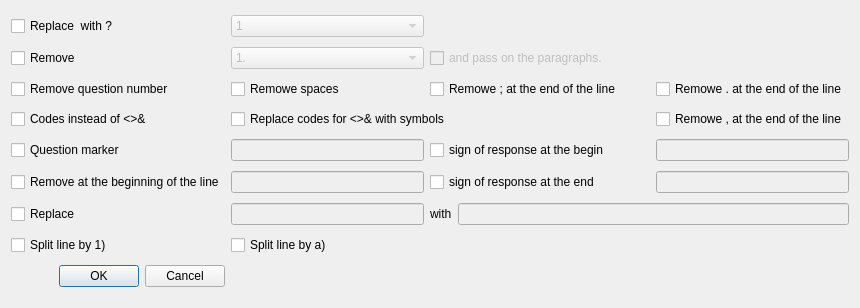
schmidtevgeny/moodle_question_import, file dialogreplace.ui: the form before one commit.
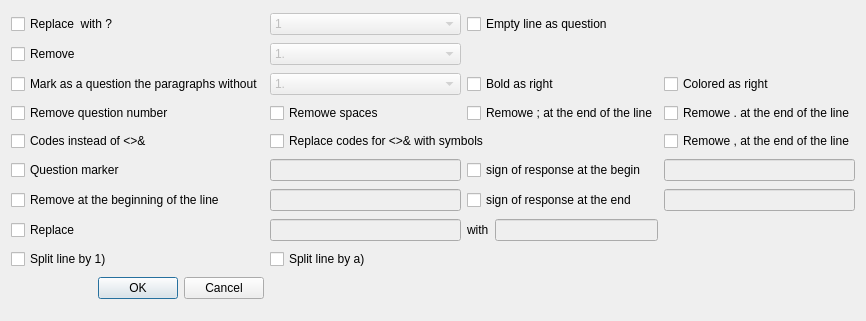
The form after the commit.

What changed in the file:
```diff
--- a/dialogreplace.ui
+++ b/dialogreplace.ui
@@ -7,64 +7,13 @@
     <x>0</x>
     <y>0</y>
     <width>860</width>
-    <height>308</height>
+    <height>321</height>
    </rect>
   </property>
   <property name="windowTitle">
    <string>Substitutions</string>
   </property>
   <layout class="QGridLayout" name="gridLayout">
-   <item row="7" column="0">
-    <widget class="QCheckBox" name="repl_questnum">
-     <property name="toolTip">
-      <string>&lt;html&gt;&lt;head/&gt;&lt;body&gt;&lt;p&gt;Replace &lt;/p&gt;&lt;p&gt;&lt;span style=&quot; text-decoration: underline;&quot;&gt;? 1. Question text&lt;/span&gt;&lt;/p&gt;&lt;p&gt;with&lt;/p&gt;&lt;p&gt;&lt;span style=&quot; text-decoration: underline;&quot;&gt;? Question text&lt;/span&gt;&lt;/p&gt;&lt;/body&gt;&lt;/html&gt;</string>
-     </property>
-     <property name="statusTip">
-      <string/>
-     </property>
-     <property name="whatsThis">
-      <string/>
-     </property>
-     <property name="text">
-      <string>Remove question number</string>
-     </property>
-    </widget>
-   </item>
-   <item row="7" column="4">
-    <widget class="QCheckBox" name="del_enddot">
-     <property name="text">
-      <string>Remowe . at the end of the line</string>
-     </property>
-    </widget>
-   </item>
-   <item row="13" column="0">
-    <widget class="QCheckBox" name="repl_answer">
-     <property name="text">
-      <string>Remove at the beginning of the line</string>
-     </property>
-    </widget>
-   </item>
-   <item row="14" column="1">
-    <widget class="QLineEdit" name="repl_from">
-     <property name="enabled">
-      <bool>false</bool>
-     </property>
-    </widget>
-   </item>
-   <item row="11" column="4">
-    <widget class="QLineEdit" name="label_correct_begin">
-     <property name="enabled">
-      <bool>false</bool>
-     </property>
-    </widget>
-   </item>
-   <item row="13" column="1">
-    <widget class="QLineEdit" name="label_answer">
-     <property name="enabled">
-      <bool>false</bool>
-     </property>
-    </widget>
-   </item>
    <item row="0" column="0">
     <widget class="QCheckBox" name="repl_to_question">
      <property name="toolTip">
@@ -84,7 +33,194 @@
      </property>
     </widget>
    </item>
-   <item row="11" column="2" colspan="2">
+   <item row="0" column="1">
+    <widget class="QComboBox" name="question_marker">
+     <property name="enabled">
+      <bool>false</bool>
+     </property>
+     <item>
+      <property name="text">
+       <string>1</string>
+      </property>
+     </item>
+     <item>
+      <property name="text">
+       <string>1.</string>
+      </property>
+     </item>
+     <item>
+      <property name="text">
+       <string>1)</string>
+      </property>
+     </item>
+    </widget>
+   </item>
+   <item row="1" column="0">
+    <widget class="QCheckBox" name="del_marker">
+     <property name="toolTip">
+      <string>&lt;html&gt;&lt;head/&gt;&lt;body&gt;&lt;p&gt;Replace&lt;/p&gt;&lt;p&gt;&lt;span style=&quot; text-decoration: underline;&quot;&gt;1. Text&lt;/span&gt;&lt;/p&gt;&lt;p&gt;to&lt;/p&gt;&lt;p&gt;&lt;span style=&quot; text-decoration: underline;&quot;&gt;Text&lt;/span&gt;&lt;/p&gt;&lt;p&gt;and&lt;/p&gt;&lt;p&gt;&lt;span style=&quot; text-decoration: underline;&quot;&gt;*1. Text&lt;/span&gt;&lt;/p&gt;&lt;p&gt;to &lt;/p&gt;&lt;p&gt;&lt;span style=&quot; text-decoration: underline;&quot;&gt;*Text&lt;/span&gt;&lt;/p&gt;&lt;/body&gt;&lt;/html&gt;</string>
+     </property>
+     <property name="text">
+      <string>Remove</string>
+     </property>
+    </widget>
+   </item>
+   <item row="1" column="1">
+    <widget class="QComboBox" name="answer_marker">
+     <property name="enabled">
+      <bool>false</bool>
+     </property>
+     <item>
+      <property name="text">
+       <string>1.</string>
+      </property>
+     </item>
+     <item>
+      <property name="text">
+       <string>1)</string>
+      </property>
+     </item>
+     <item>
+      <property name="text">
+       <string>a.</string>
+      </property>
+     </item>
+     <item>
+      <property name="text">
+       <string>a)</string>
+      </property>
+     </item>
+     <item>
+      <property name="text">
+       <string>[a]</string>
+      </property>
+     </item>
+    </widget>
+   </item>
+   <item row="2" column="0">
+    <widget class="QCheckBox" name="repl_to_question_2">
+     <property name="text">
+      <string>Mark as a question the paragraphs without</string>
+     </property>
+    </widget>
+   </item>
+   <item row="2" column="1">
+    <widget class="QComboBox" name="question_marker_2">
+     <property name="enabled">
+      <bool>false</bool>
+     </property>
+     <item>
+      <property name="text">
+       <string>1.</string>
+      </property>
+     </item>
+     <item>
+      <property name="text">
+       <string>1)</string>
+      </property>
+     </item>
+     <item>
+      <property name="text">
+       <string>a.</string>
+      </property>
+     </item>
+     <item>
+      <property name="text">
+       <string>a)</string>
+      </property>
+     </item>
+     <item>
+      <property name="text">
+       <string>[a]</string>
+      </property>
+     </item>
+    </widget>
+   </item>
+   <item row="3" column="0">
+    <widget class="QCheckBox" name="repl_questnum">
+     <property name="toolTip">
+      <string>&lt;html&gt;&lt;head/&gt;&lt;body&gt;&lt;p&gt;Replace &lt;/p&gt;&lt;p&gt;&lt;span style=&quot; text-decoration: underline;&quot;&gt;? 1. Question text&lt;/span&gt;&lt;/p&gt;&lt;p&gt;with&lt;/p&gt;&lt;p&gt;&lt;span style=&quot; text-decoration: underline;&quot;&gt;? Question text&lt;/span&gt;&lt;/p&gt;&lt;/body&gt;&lt;/html&gt;</string>
+     </property>
+     <property name="statusTip">
+      <string/>
+     </property>
+     <property name="whatsThis">
+      <string/>
+     </property>
+     <property name="text">
+      <string>Remove question number</string>
+     </property>
+    </widget>
+   </item>
+   <item row="3" column="1">
+    <widget class="QCheckBox" name="del_space">
+     <property name="toolTip">
+      <string>&lt;html&gt;&lt;head/&gt;&lt;body&gt;&lt;p&gt;Delete spaces at the beginning and end of a line&lt;/p&gt;&lt;/body&gt;&lt;/html&gt;</string>
+     </property>
+     <property name="text">
+      <string>Remowe spaces</string>
+     </property>
+    </widget>
+   </item>
+   <item row="3" column="2" colspan="2">
+    <widget class="QCheckBox" name="del_endsemicolon">
+     <property name="text">
+      <string>Remowe ; at the end of the line</string>
+     </property>
+    </widget>
+   </item>
+   <item row="3" column="4">
+    <widget class="QCheckBox" name="del_enddot">
+     <property name="text">
+      <string>Remowe . at the end of the line</string>
+     </property>
+    </widget>
+   </item>
+   <item row="4" column="0">
+    <widget class="QCheckBox" name="repl_html">
+     <property name="toolTip">
+      <string>&lt;html&gt;&lt;head/&gt;&lt;body&gt;&lt;p&gt;Replace&lt;/p&gt;&lt;p&gt;&amp;lt; to &amp;amp;lt;&lt;/p&gt;&lt;p&gt;&amp;gt; to &amp;amp;gt;&lt;/p&gt;&lt;p&gt;&amp;amp; to &amp;amp;amp;&lt;/p&gt;&lt;/body&gt;&lt;/html&gt;</string>
+     </property>
+     <property name="text">
+      <string>Codes instead of &lt;&gt;&amp;&amp;</string>
+     </property>
+    </widget>
+   </item>
+   <item row="4" column="1" colspan="2">
+    <widget class="QCheckBox" name="make_tags">
+     <property name="toolTip">
+      <string>&lt;html&gt;&lt;head/&gt;&lt;body&gt;&lt;p&gt;Replace&lt;/p&gt;&lt;p&gt;&amp;amp;lt; to &amp;lt;&lt;/p&gt;&lt;p&gt;&amp;amp;gt; to &amp;gt;&lt;/p&gt;&lt;p&gt;&amp;amp;amp; to &amp;amp;&lt;/p&gt;&lt;/body&gt;&lt;/html&gt;</string>
+     </property>
+     <property name="text">
+      <string>Replace codes for &lt;&gt;&amp;&amp; with symbols</string>
+     </property>
+    </widget>
+   </item>
+   <item row="4" column="4">
+    <widget class="QCheckBox" name="del_endcomma">
+     <property name="text">
+      <string>Remowe , at the end of the line</string>
+     </property>
+    </widget>
+   </item>
+   <item row="5" column="0">
+    <widget class="QCheckBox" name="repl_to_quiz">
+     <property name="toolTip">
+      <string>&lt;html&gt;&lt;head/&gt;&lt;body&gt;&lt;p&gt;Denote input as $. Then replace &lt;/p&gt;&lt;p&gt;&lt;span style=&quot; text-decoration: underline;&quot;&gt;$ text&lt;/span&gt;&lt;/p&gt;&lt;p&gt;&lt;span style=&quot; text-decoration: underline;&quot;&gt;question text&lt;/span&gt;&lt;/p&gt;&lt;p&gt;with&lt;/p&gt;&lt;p&gt;&lt;span style=&quot; text-decoration: underline;&quot;&gt;?question text&lt;/span&gt;&lt;/p&gt;&lt;/body&gt;&lt;/html&gt;</string>
+     </property>
+     <property name="text">
+      <string>Question marker</string>
+     </property>
+    </widget>
+   </item>
+   <item row="5" column="1">
+    <widget class="QLineEdit" name="label_quiz">
+     <property name="enabled">
+      <bool>false</bool>
+     </property>
+    </widget>
+   </item>
+   <item row="5" column="2" colspan="2">
     <widget class="QCheckBox" name="repl_to_correct_begin">
      <property name="toolTip">
       <string>&lt;html&gt;&lt;head/&gt;&lt;body&gt;&lt;p&gt;Denote input as $. Then replace &lt;/p&gt;&lt;p&gt;&lt;span style=&quot; text-decoration: underline;&quot;&gt;$answer&lt;/span&gt;&lt;/p&gt;&lt;p&gt;with&lt;/p&gt;&lt;p&gt;&lt;span style=&quot; text-decoration: underline;&quot;&gt;*answer&lt;/span&gt;&lt;/p&gt;&lt;/body&gt;&lt;/html&gt;</string>
@@ -94,58 +230,73 @@
      </property>
     </widget>
    </item>
-   <item row="14" column="0">
+   <item row="5" column="4">
+    <widget class="QLineEdit" name="label_correct_begin">
+     <property name="enabled">
+      <bool>false</bool>
+     </property>
+    </widget>
+   </item>
+   <item row="6" column="0">
+    <widget class="QCheckBox" name="repl_answer">
+     <property name="text">
+      <string>Remove at the beginning of the line</string>
+     </property>
+    </widget>
+   </item>
+   <item row="6" column="1">
+    <widget class="QLineEdit" name="label_answer">
+     <property name="enabled">
+      <bool>false</bool>
+     </property>
+    </widget>
+   </item>
+   <item row="6" column="2" colspan="2">
+    <widget class="QCheckBox" name="repl_to_correct_end">
+     <property name="toolTip">
+      <string>&lt;html&gt;&lt;head/&gt;&lt;body&gt;&lt;p&gt;Denote input as $. Then replace &lt;/p&gt;&lt;p&gt;&lt;span style=&quot; text-decoration: underline;&quot;&gt;answer $&lt;/span&gt;&lt;/p&gt;&lt;p&gt;with&lt;/p&gt;&lt;p&gt;&lt;span style=&quot; text-decoration: underline;&quot;&gt;*answer&lt;/span&gt;&lt;/p&gt;&lt;/body&gt;&lt;/html&gt;</string>
+     </property>
+     <property name="text">
+      <string>sign of response at the end</string>
+     </property>
+    </widget>
+   </item>
+   <item row="6" column="4">
+    <widget class="QLineEdit" name="label_correct_end">
+     <property name="enabled">
+      <bool>false</bool>
+     </property>
+    </widget>
+   </item>
+   <item row="7" column="0">
     <widget class="QCheckBox" name="replfromto">
      <property name="text">
       <string>Replace</string>
      </property>
     </widget>
    </item>
-   <item row="14" column="3" colspan="2">
-    <widget class="QLineEdit" name="repl_to">
+   <item row="7" column="1">
+    <widget class="QLineEdit" name="repl_from">
      <property name="enabled">
       <bool>false</bool>
      </property>
     </widget>
    </item>
-   <item row="16" column="0">
-    <widget class="QDialogButtonBox" name="buttonBox">
-     <property name="orientation">
-      <enum>Qt::Horizontal</enum>
-     </property>
-     <property name="standardButtons">
-      <set>QDialogButtonBox::Cancel|QDialogButtonBox::Ok</set>
-     </property>
-    </widget>
-   </item>
-   <item row="2" column="0">
-    <widget class="QCheckBox" name="del_marker">
-     <property name="toolTip">
-      <string>&lt;html&gt;&lt;head/&gt;&lt;body&gt;&lt;p&gt;Replace&lt;/p&gt;&lt;p&gt;&lt;span style=&quot; text-decoration: underline;&quot;&gt;1. Text&lt;/span&gt;&lt;/p&gt;&lt;p&gt;to&lt;/p&gt;&lt;p&gt;&lt;span style=&quot; text-decoration: underline;&quot;&gt;Text&lt;/span&gt;&lt;/p&gt;&lt;p&gt;and&lt;/p&gt;&lt;p&gt;&lt;span style=&quot; text-decoration: underline;&quot;&gt;*1. Text&lt;/span&gt;&lt;/p&gt;&lt;p&gt;to &lt;/p&gt;&lt;p&gt;&lt;span style=&quot; text-decoration: underline;&quot;&gt;*Text&lt;/span&gt;&lt;/p&gt;&lt;/body&gt;&lt;/html&gt;</string>
-     </property>
-     <property name="text">
-      <string>Remove</string>
-     </property>
-    </widget>
-   </item>
-   <item row="15" column="1">
-    <widget class="QCheckBox" name="repl_split_alpha">
-     <property name="toolTip">
-      <string>&lt;html&gt;&lt;head/&gt;&lt;body&gt;&lt;p&gt;Replace&lt;/p&gt;&lt;p&gt;&lt;span style=&quot; text-decoration: underline;&quot;&gt;a) text1 *b) text2 c) text3&lt;/span&gt;&lt;/p&gt;&lt;p&gt;with&lt;/p&gt;&lt;p&gt;&lt;span style=&quot; text-decoration: underline;&quot;&gt;text1&lt;/span&gt;&lt;/p&gt;&lt;p&gt;&lt;span style=&quot; text-decoration: underline;&quot;&gt;*text2&lt;/span&gt;&lt;/p&gt;&lt;p&gt;&lt;span style=&quot; text-decoration: underline;&quot;&gt;text3&lt;/span&gt;&lt;/p&gt;&lt;/body&gt;&lt;/html&gt;</string>
-     </property>
-     <property name="text">
-      <string>Split line by a)</string>
-     </property>
-    </widget>
-   </item>
-   <item row="14" column="2">
+   <item row="7" column="2">
     <widget class="QLabel" name="label">
      <property name="text">
       <string>with</string>
      </property>
     </widget>
    </item>
-   <item row="15" column="0">
+   <item row="7" column="3">
+    <widget class="QLineEdit" name="repl_to">
+     <property name="enabled">
+      <bool>false</bool>
+     </property>
+    </widget>
+   </item>
+   <item row="8" column="0">
     <widget class="QCheckBox" name="repl_split_numsk">
      <property name="toolTip">
       <string>&lt;html&gt;&lt;head/&gt;&lt;body&gt;&lt;p&gt;Replace&lt;/p&gt;&lt;p&gt;&lt;span style=&quot; text-decoration: underline;&quot;&gt;1) text1 *2) text2 3) text3&lt;/span&gt;&lt;/p&gt;&lt;p&gt;with&lt;/p&gt;&lt;p&gt;&lt;span style=&quot; text-decoration: underline;&quot;&gt;text1&lt;/span&gt;&lt;/p&gt;&lt;p&gt;&lt;span style=&quot; text-decoration: underline;&quot;&gt;*text2&lt;/span&gt;&lt;/p&gt;&lt;p&gt;&lt;span style=&quot; text-decoration: underline;&quot;&gt;text3&lt;/span&gt;&lt;/p&gt;&lt;/body&gt;&lt;/html&gt;</string>
@@ -155,122 +306,17 @@
      </property>
     </widget>
    </item>
-   <item row="11" column="1">
-    <widget class="QLineEdit" name="label_quiz">
-     <property name="enabled">
-      <bool>false</bool>
-     </property>
-    </widget>
-   </item>
-   <item row="11" column="0">
-    <widget class="QCheckBox" name="repl_to_quiz">
+   <item row="8" column="1">
+    <widget class="QCheckBox" name="repl_split_alpha">
      <property name="toolTip">
       <string>&lt;html&gt;&lt;head/&gt;&lt;body&gt;&lt;p&gt;Denote input as $. Then replace &lt;/p&gt;&lt;p&gt;&lt;span style=&quot; text-decoration: underline;&quot;&gt;$ text&lt;/span&gt;&lt;/p&gt;&lt;p&gt;&lt;span style=&quot; text-decoration: underline;&quot;&gt;question text&lt;/span&gt;&lt;/p&gt;&lt;p&gt;with&lt;/p&gt;&lt;p&gt;&lt;span style=&quot; text-decoration: underline;&quot;&gt;?question text&lt;/span&gt;&lt;/p&gt;&lt;/body&gt;&lt;/html&gt;</string>
      </property>
      <property name="text">
-      <string>Question marker</string>
+      <string>Split line by a)</string>
      </property>
     </widget>
    </item>
-   <item row="10" column="1" colspan="2">
-    <widget class="QCheckBox" name="make_tags">
-     <property name="toolTip">
-      <string>&lt;html&gt;&lt;head/&gt;&lt;body&gt;&lt;p&gt;Replace&lt;/p&gt;&lt;p&gt;&amp;amp;lt; to &amp;lt;&lt;/p&gt;&lt;p&gt;&amp;amp;gt; to &amp;gt;&lt;/p&gt;&lt;p&gt;&amp;amp;amp; to &amp;amp;&lt;/p&gt;&lt;/body&gt;&lt;/html&gt;</string>
-     </property>
-     <property name="text">
-      <string>Replace codes for &lt;&gt;&amp;&amp; with symbols</string>
-     </property>
-    </widget>
-   </item>
-   <item row="10" column="0">
-    <widget class="QCheckBox" name="repl_html">
-     <property name="toolTip">
-      <string>&lt;html&gt;&lt;head/&gt;&lt;body&gt;&lt;p&gt;Replace&lt;/p&gt;&lt;p&gt;&amp;lt; to &amp;amp;lt;&lt;/p&gt;&lt;p&gt;&amp;gt; to &amp;amp;gt;&lt;/p&gt;&lt;p&gt;&amp;amp; to &amp;amp;amp;&lt;/p&gt;&lt;/body&gt;&lt;/html&gt;</string>
-     </property>
-     <property name="text">
-      <string>Codes instead of &lt;&gt;&amp;&amp;</string>
-     </property>
-    </widget>
-   </item>
-   <item row="7" column="1">
-    <widget class="QCheckBox" name="del_space">
-     <property name="toolTip">
-      <string>&lt;html&gt;&lt;head/&gt;&lt;body&gt;&lt;p&gt;Delete spaces at the beginning and end of a line&lt;/p&gt;&lt;/body&gt;&lt;/html&gt;</string>
-     </property>
-     <property name="text">
-      <string>Remowe spaces</string>
-     </property>
-    </widget>
-   </item>
-   <item row="10" column="4">
-    <widget class="QCheckBox" name="del_endcomma">
-     <property name="text">
-      <string>Remowe , at the end of the line</string>
-     </property>
-    </widget>
-   </item>
-   <item row="13" column="4">
-    <widget class="QLineEdit" name="label_correct_end">
-     <property name="enabled">
-      <bool>false</bool>
-     </property>
-    </widget>
-   </item>
-   <item row="0" column="1">
-    <widget class="QComboBox" name="question_marker">
-     <property name="enabled">
-      <bool>false</bool>
-     </property>
-     <item>
-      <property name="text">
-       <string>1</string>
-      </property>
-     </item>
-     <item>
-      <property name="text">
-       <string>1.</string>
-      </property>
-     </item>
-     <item>
-      <property name="text">
-       <string>1)</string>
-      </property>
-     </item>
-    </widget>
-   </item>
-   <item row="2" column="1">
-    <widget class="QComboBox" name="answer_marker">
-     <property name="enabled">
-      <bool>false</bool>
-     </property>
-     <item>
-      <property name="text">
-       <string>1.</string>
-      </property>
-     </item>
-     <item>
-      <property name="text">
-       <string>1)</string>
-      </property>
-     </item>
-     <item>
-      <property name="text">
-       <string>a.</string>
-      </property>
-     </item>
-     <item>
-      <property name="text">
-       <string>a)</string>
-      </property>
-     </item>
-     <item>
-      <property name="text">
-       <string>[a]</string>
-      </property>
-     </item>
-    </widget>
-   </item>
-   <item row="15" column="3">
+   <item row="8" column="3">
     <spacer name="horizontalSpacer">
      <property name="orientation">
       <enum>Qt::Horizontal</enum>
@@ -283,33 +329,34 @@
      </property>
     </spacer>
    </item>
-   <item row="13" column="2" colspan="2">
-    <widget class="QCheckBox" name="repl_to_correct_end">
-     <property name="toolTip">
-      <string>&lt;html&gt;&lt;head/&gt;&lt;body&gt;&lt;p&gt;Denote input as $. Then replace &lt;/p&gt;&lt;p&gt;&lt;span style=&quot; text-decoration: underline;&quot;&gt;answer $&lt;/span&gt;&lt;/p&gt;&lt;p&gt;with&lt;/p&gt;&lt;p&gt;&lt;span style=&quot; text-decoration: underline;&quot;&gt;*answer&lt;/span&gt;&lt;/p&gt;&lt;/body&gt;&lt;/html&gt;</string>
+   <item row="9" column="0">
+    <widget class="QDialogButtonBox" name="buttonBox">
+     <property name="orientation">
+      <enum>Qt::Horizontal</enum>
      </property>
-     <property name="text">
-      <string>sign of response at the end</string>
+     <property name="standardButtons">
+      <set>QDialogButtonBox::Cancel|QDialogButtonBox::Ok</set>
      </property>
     </widget>
    </item>
-   <item row="7" column="2" colspan="2">
-    <widget class="QCheckBox" name="del_endsemicolon">
+   <item row="2" column="2" colspan="2">
+    <widget class="QCheckBox" name="bold_answer">
      <property name="text">
-      <string>Remowe ; at the end of the line</string>
+      <string>Bold as right</string>
      </property>
     </widget>
    </item>
-   <item row="2" column="2" colspan="3">
-    <widget class="QCheckBox" name="ramake_para">
-     <property name="enabled">
-      <bool>false</bool>
-     </property>
+   <item row="2" column="4">
+    <widget class="QCheckBox" name="color_answer">
      <property name="text">
-      <string>and pass on the paragraphs.</string>
+      <string>Colored as right</string>
      </property>
-     <property name="checkable">
-      <bool>true</bool>
+    </widget>
+   </item>
+   <item row="0" column="2" colspan="3">
+    <widget class="QCheckBox" name="empty_line">
+     <property name="text">
+      <string>Empty line as question</string>
      </property>
     </widget>
    </item>
```
Left out of the diff: 19 changed lines with no effect on the pictures.
